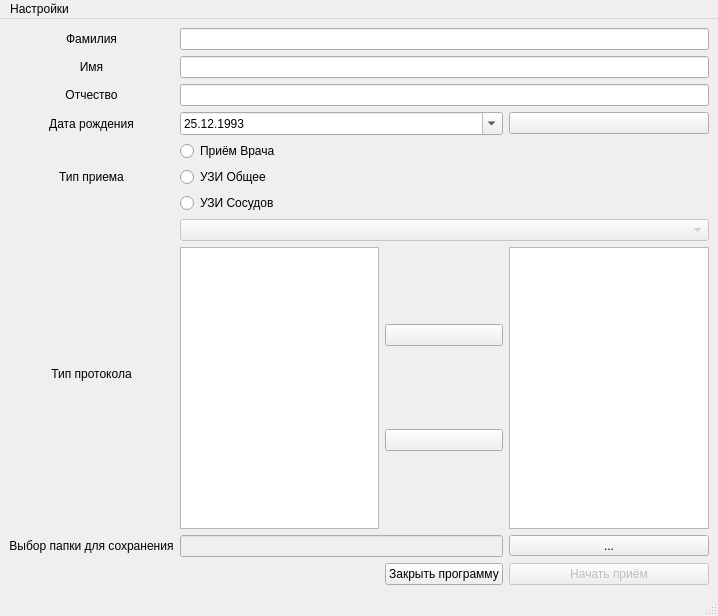
This is new/shell_ui.ui in Gainutdinov/medicalSurveyGUI as Qt 5 draws it before an edit. The edited form follows.
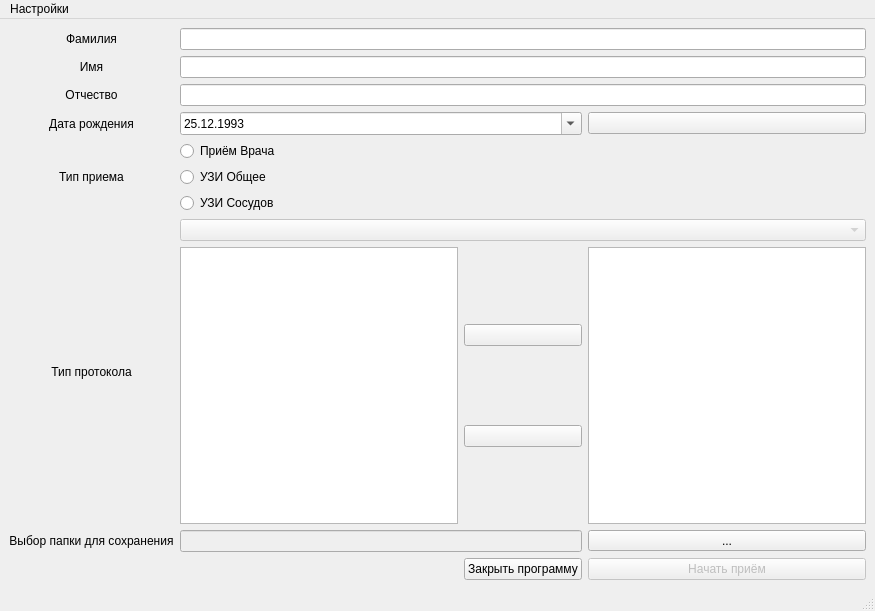
This is the edited form. Icons and pictures are not drawn.

Commit message: added option to add more templates

```diff
--- a/new/shell_ui.ui
+++ b/new/shell_ui.ui
@@ -6,8 +6,8 @@
    <rect>
     <x>0</x>
     <y>0</y>
-    <width>718</width>
-    <height>616</height>
+    <width>875</width>
+    <height>611</height>
    </rect>
   </property>
   <property name="windowTitle">
@@ -231,11 +231,17 @@
         </property>
        </widget>
       </item>
-      <item row="8" column="3">
-       <widget class="QListView" name="listView_2"/>
-      </item>
       <item row="8" column="2">
        <layout class="QVBoxLayout" name="verticalLayout_3">
+        <property name="spacing">
+         <number>2</number>
+        </property>
+        <property name="sizeConstraint">
+         <enum>QLayout::SetMinimumSize</enum>
+        </property>
+        <property name="rightMargin">
+         <number>0</number>
+        </property>
         <item>
          <widget class="QPushButton" name="pushButton_5">
           <property name="text">
@@ -260,9 +266,6 @@
         </item>
        </layout>
       </item>
-      <item row="8" column="1">
-       <widget class="QListView" name="listView"/>
-      </item>
       <item row="7" column="1" colspan="3">
        <widget class="QComboBox" name="comboBox">
         <property name="enabled">
@@ -270,6 +273,12 @@
         </property>
        </widget>
       </item>
+      <item row="8" column="1">
+       <widget class="QListWidget" name="listWidget"/>
+      </item>
+      <item row="8" column="3">
+       <widget class="QListWidget" name="listWidget_2"/>
+      </item>
      </layout>
     </item>
    </layout>
@@ -279,7 +288,7 @@
     <rect>
      <x>0</x>
      <y>0</y>
-     <width>718</width>
+     <width>875</width>
      <height>28</height>
     </rect>
    </property>
```
The commit also changes 2 other files.
